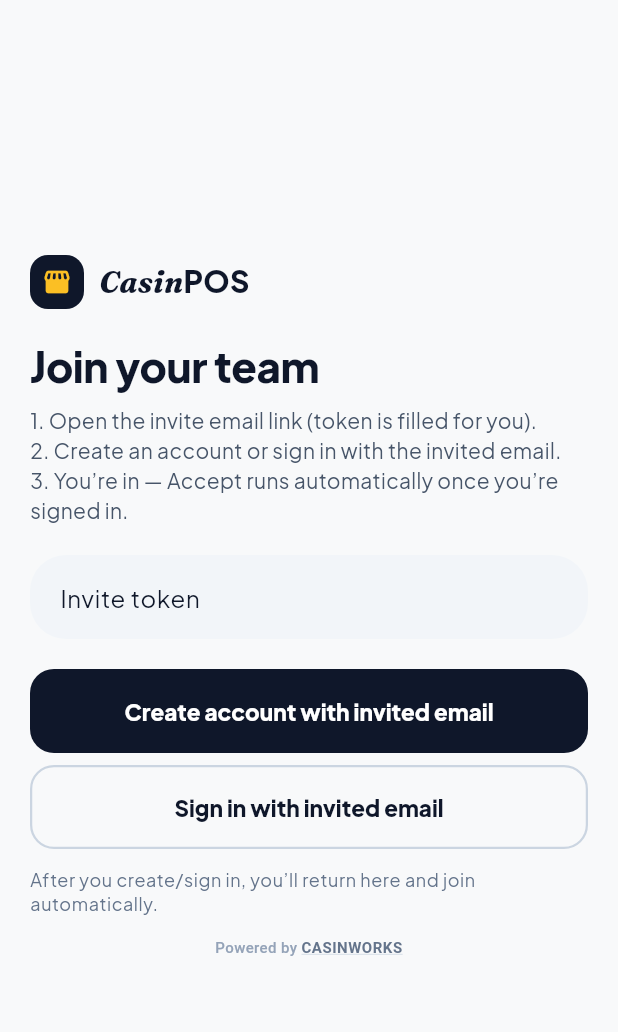
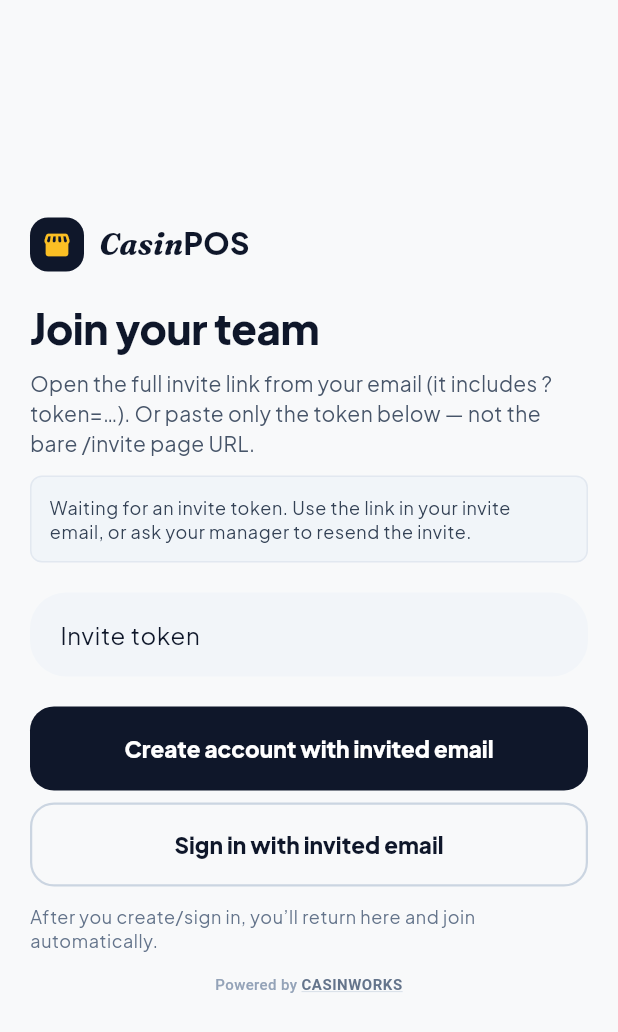
Before and after one commit to CasinWorks/CasinPOS, a Flutter app: the InviteAcceptPage screen opened by its route, on a phone screen of 412 x 824 dp. Shown: the top 1032 px of the screen. Run offline on Flutter 3.47's test engine with Material 3 defaults, Android fonts, the phone set to English and light mode, and no system bars; our stand-ins replace fl_chart, flutter_riverpod, go_router, google_fonts, image_picker, pdf and 3 more; accounts and stored records are empty.

Commit message:
fix invite join flow when token is missing from the URL
Reject bare /invite and /join pastes before any RPC, map Postgres invite codes to readable copy, and harden email invite URL generation so links always include ?token=.

Co-authored-by: Cursor <cursoragent@cursor.com>

```diff
--- a/app/lib/core/invite/invite_token.dart
+++ b/app/lib/core/invite/invite_token.dart
@@ -1,4 +1,21 @@
+/// Shown when the user opens/pastes `/invite` or `/join` without `?token=`.
+const kInviteMissingTokenMessage =
+    'This link is missing the invite token. Open the full link from the email, '
+    'or ask your manager to resend.';
+
+/// True when [raw] is an invite/join URL (or path) with no usable `token`.
+bool isInviteUrlMissingToken(String? raw) {
+  if (raw == null) return false;
+  final t = raw.trim();
+  if (t.isEmpty) return false;
+  if (!_looksLikeInviteOrJoinUrl(t)) return false;
+  return _rawTokenFromPossibleUrl(t) == null;
+}
+
 /// Normalize invite tokens from URLs, paste, email clients, and markdown.
+///
+/// Returns null for empty input, bare `/invite` or `/join` links (no token),
+/// or values that are still URL-shaped after extraction (never treat a URL as a token).
 String? sanitizeInviteToken(String? raw) {
   if (raw == null) return null;
   var t = raw.trim();
@@ -18,6 +35,9 @@ String? sanitizeInviteToken(String? raw) {
   t = _stripWrappingPunctuation(t);
   if (t.isEmpty) return null;
 
+  // Bare /invite or /join without ?token= → not a token (caller shows clear copy).
+  if (isInviteUrlMissingToken(t)) return null;
+
   // Pasted full invite URL → extract token query / path segment.
   final fromUrl = _rawTokenFromPossibleUrl(t);
   if (fromUrl != null) {
@@ -33,6 +53,13 @@ String? sanitizeInviteToken(String? raw) {
   // Soft hyphens / zero-width / whitespace injected by email line wraps.
   t = t.replaceAll(RegExp(r'[\s\u00ad\u200b\u200c\u200d\ufeff]+'), '');
   t = _stripWrappingPunctuation(t);
+
+  // Never accept a leftover URL / path as a token.
+  if (t.contains('://') ||
+      t.contains('/') ||
+      t.toLowerCase().contains('token=')) {
+    return null;
+  }
 
   return t.isEmpty ? null : t;
 }
@@ -72,13 +99,17 @@ String _stripWrappingPunctuation(String input) {
   return t.trim();
 }
 
+bool _looksLikeInviteOrJoinUrl(String t) {
+  final lower = t.toLowerCase();
+  return t.contains('://') ||
+      lower.contains('/invite') ||
+      lower.contains('/join') ||
+      lower.contains('token=');
+}
+
 /// Returns the raw token substring from a URL-like string (not fully sanitized).
 String? _rawTokenFromPossibleUrl(String t) {
-  final looksLikeUrl = t.contains('://') ||
-      t.contains('/invite') ||
-      t.contains('/join') ||
-      t.toLowerCase().contains('token=');
-  if (!looksLikeUrl) return null;
+  if (!_looksLikeInviteOrJoinUrl(t)) return null;
 
   try {
     final uri = Uri.parse(t.contains('://') ? t : 'https://local/$t');
@@ -86,7 +117,11 @@ String? _rawTokenFromPossibleUrl(String t) {
     if (q != null && q.trim().isNotEmpty) return q.trim();
     final segs = uri.pathSegments.where((s) => s.isNotEmpty).toList();
     if (segs.length >= 2 && segs[segs.length - 2] == 'invite') {
-      return segs.last;
+      final last = segs.last;
+      // Path form /invite/:token — ignore bare /invite or /join.
+      if (last != 'invite' && last != 'join' && last.trim().isNotEmpty) {
+        return last.trim();
+      }
     }
   } catch (_) {}
 
--- a/app/lib/features/auth/login_page.dart
+++ b/app/lib/features/auth/login_page.dart
@@ -336,6 +336,14 @@ class _InviteAcceptPageState extends ConsumerState<InviteAcceptPage> {
   Future<void> _maybeAutoAccept() async {
     if (_autoAcceptAttempted || !mounted) return;
     final session = ref.read(currentSessionProvider);
+    if (isInviteUrlMissingToken(_token.text)) {
+      _autoAcceptAttempted = true;
+      setState(() {
+        _error = kInviteMissingTokenMessage;
+        _info = null;
+      });
+      return;
+    }
     final token = sanitizeInviteToken(_token.text);
     if (session == null || token == null || token.length < 8) return;
     _autoAcceptAttempted = true;
@@ -343,6 +351,13 @@ class _InviteAcceptPageState extends ConsumerState<InviteAcceptPage> {
   }
 
   Future<void> _submit({bool auto = false}) async {
+    if (isInviteUrlMissingToken(_token.text)) {
+      setState(() {
+        _error = kInviteMissingTokenMessage;
+        _info = null;
+      });
+      return;
+    }
     if (!_formKey.currentState!.validate()) return;
     final session = ref.read(currentSessionProvider);
     if (session == null) {
@@ -353,7 +368,16 @@ class _InviteAcceptPageState extends ConsumerState<InviteAcceptPage> {
       return;
     }
     final cleaned = sanitizeInviteToken(_token.text);
-    if (cleaned != null && cleaned != _token.text.trim()) {
+    if (cleaned == null || cleaned.length < 8) {
+      setState(() {
+        _error = isInviteUrlMissingToken(_token.text)
+            ? kInviteMissingTokenMessage
+            : 'Enter a valid invite token from your email link.';
+        _info = null;
+      });
+      return;
+    }
+    if (cleaned != _token.text.trim()) {
       _token.text = cleaned;
       savePendingInviteToken(cleaned);
     }
@@ -363,7 +387,7 @@ class _InviteAcceptPageState extends ConsumerState<InviteAcceptPage> {
       _info = auto ? 'Accepting your invite…' : null;
     });
     try {
-      await ref.read(storeRepositoryProvider).acceptInvitation(_token.text);
+      await ref.read(storeRepositoryProvider).acceptInvitation(cleaned);
       clearPendingInviteToken();
       ref.invalidate(membershipsProvider);
       setState(() => _info = 'Invite accepted. Opening your store…');
@@ -394,7 +418,10 @@ class _InviteAcceptPageState extends ConsumerState<InviteAcceptPage> {
     final session = ref.watch(currentSessionProvider);
     final signedIn = session != null;
     final signedEmail = session?.user.email;
-    final hasToken = (sanitizeInviteToken(_token.text) ?? '').length >= 8;
+    final cleanedToken = sanitizeInviteToken(_token.text);
+    final hasToken = (cleanedToken ?? '').length >= 8;
+    final missingTokenLink = isInviteUrlMissingToken(_token.text);
+    final emptyInviteState = !hasToken && !missingTokenLink && _token.text.trim().isEmpty;
 
     ref.listen(currentSessionProvider, (prev, next) {
       if (prev == null && next != null) {
@@ -422,7 +449,10 @@ class _InviteAcceptPageState extends ConsumerState<InviteAcceptPage> {
                   ),
                   const SizedBox(height: AppSpacing.sm),
                   Text(
-                    signedIn
+                    emptyInviteState
+                        ? 'Open the full invite link from your email (it includes ?token=…). '
+                            'Or paste only the token below — not the bare /invite page URL.'
+                        : signedIn
                             ? (hasToken
                                 ? 'You’re signed in${signedEmail != null ? ' as $signedEmail' : ''}. '
                                     'Accept to join — your account email must match the invite.'
@@ -433,20 +463,54 @@ class _InviteAcceptPageState extends ConsumerState<InviteAcceptPage> {
                                 '3. You’re in — Accept runs automatically once you’re signed in.',
                     style: Theme.of(context).textTheme.bodyMedium,
                   ),
+                  if (emptyInviteState || missingTokenLink) ...[
+                    const SizedBox(height: AppSpacing.md),
+                    Container(
+                      padding: const EdgeInsets.all(AppSpacing.md),
+                      decoration: BoxDecoration(
+                        color: AppColors.slate100,
+                        borderRadius: BorderRadius.circular(8),
+                        border: Border.all(color: AppColors.slate200),
+                      ),
+                      child: Text(
+                        missingTokenLink
+                            ? kInviteMissingTokenMessage
+                            : 'Waiting for an invite token. Use the link in your invite email, '
+                                'or ask your manager to resend the invite.',
+                        style: Theme.of(context).textTheme.bodySmall?.copyWith(
+                              color: AppColors.slate700,
+                            ),
+                      ),
+                    ),
+                  ],
                   const SizedBox(height: AppSpacing.xl),
                   TextFormField(
                     controller: _token,
-                    onChanged: (v) => savePendingInviteToken(v),
+                    onChanged: (v) {
+                      savePendingInviteToken(v);
+                      setState(() {
+                        if (isInviteUrlMissingToken(v)) {
+                          _error = kInviteMissingTokenMessage;
+                        } else if (_error == kInviteMissingTokenMessage) {
+                          _error = null;
+                        }
+                      });
+                    },
                     decoration: InputDecoration(
                       labelText: 'Invite token',
                       hintText: hasToken
                           ? 'Filled from your invite link'
                           : 'Paste token if you don’t have the link',
                     ),
-                    validator: (v) =>
-                        ((sanitizeInviteToken(v) ?? '').length < 8)
-                            ? 'Enter invite token'
-                            : null,
+                    validator: (v) {
+                      if (isInviteUrlMissingToken(v)) {
+                        return kInviteMissingTokenMessage;
+                      }
+                      if ((sanitizeInviteToken(v) ?? '').length < 8) {
+                        return 'Enter invite token';
+                      }
+                      return null;
+                    },
                   ),
                   if (_error != null) ...[
                     const SizedBox(height: AppSpacing.md),
@@ -525,6 +589,7 @@ class _InviteAcceptPageState extends ConsumerState<InviteAcceptPage> {
 }
 
 String _friendlyAuthError(Object e) {
+  if (e is AppException) return e.message;
   final raw = e.toString();
   if (raw.contains('Invalid login credentials')) {
     return 'Wrong email or password.';
```
Also changed, not shown: app/lib/core/errors/app_errors.dart (+37 -10 lines), app/lib/data/repositories/auth_repository.dart (+21 -6 lines), vercel.json, 2 other files. Lines whose indentation alone changed are shown as unchanged.
